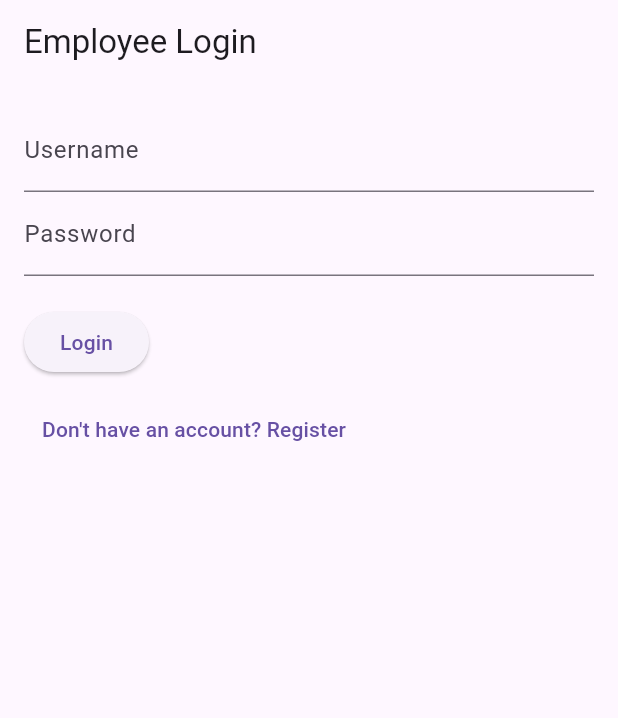
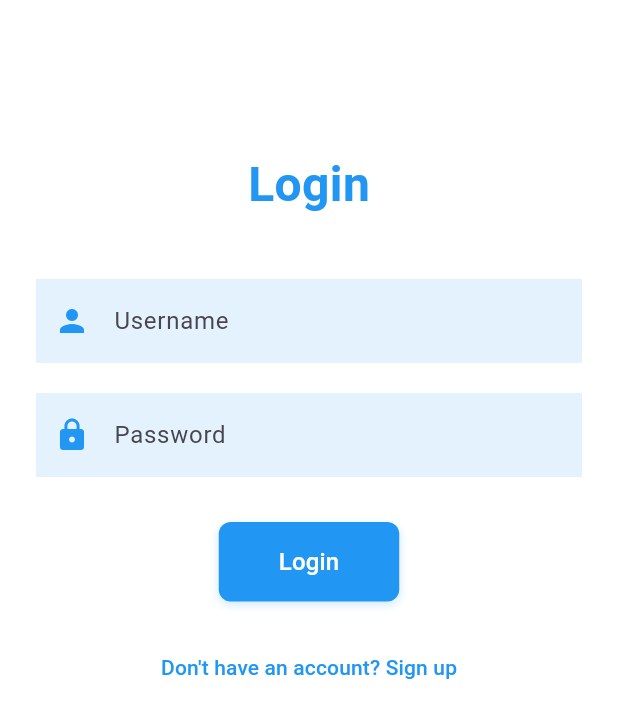
Before and after one commit to AlwaysMori/shop_, a Flutter app: the screen it shows after launch, on a phone screen of 412 x 824 dp. Shown: the top 718 px of the screen. Run offline on Flutter 3.47's test engine with Material 3 defaults, Android fonts, the phone set to English and light mode, and no system bars; our stand-ins replace flutter_secure_storage, shared_preferences; missing offline and left inert: encrypt.

Commit message:
Refactor login page UI with custom components, enhance layout and styling for better user experience

```diff
--- a/lib/auth/login_page.dart
+++ b/lib/auth/login_page.dart
@@ -1,8 +1,10 @@
-import 'package:bank_lampung/auth/register_page.dart';
 import 'package:flutter/material.dart';
 import '../services/employee_service.dart';
-import '../home/home_page.dart'; // Import HomePage
-import '../home/cashier_page.dart'; // Import CashierPage
+import '../home/home_page.dart';
+import '../home/cashier_page.dart';
+import 'register_page.dart';
+import '../components/custom_text_field.dart';
+import '../components/custom_button.dart';
 
 class LoginPage extends StatefulWidget {
   @override
@@ -66,19 +68,29 @@ class _LoginPageState extends State<LoginPage> {
   @override
   Widget build(BuildContext context) {
     return Scaffold(
-      appBar: AppBar(
-        title: Text('Employee Login'),
-      ),
-      body: Padding(
-        padding: const EdgeInsets.all(16.0),
+      backgroundColor: Colors.white,
+      body: SingleChildScrollView(
+        child: Padding(
+          padding: const EdgeInsets.symmetric(horizontal: 24.0),
           child: Form(
             key: _formKey,
             child: Column(
-            crossAxisAlignment: CrossAxisAlignment.start,
+              crossAxisAlignment: CrossAxisAlignment.center,
               children: [
-              TextFormField(
+                SizedBox(height: 100),
+                Text(
+                  'Login',
+                  style: TextStyle(
+                    fontSize: 32,
+                    fontWeight: FontWeight.bold,
+                    color: Colors.blue,
+                  ),
+                ),
+                SizedBox(height: 40),
+                CustomTextField(
                   controller: _usernameController,
-                decoration: InputDecoration(labelText: 'Username'),
+                  hintText: 'Username',
+                  icon: Icons.person,
                   validator: (value) {
                     if (value == null || value.isEmpty) {
                       return 'Please enter your username';
@@ -86,9 +98,11 @@ class _LoginPageState extends State<LoginPage> {
                     return null;
                   },
                 ),
-              TextFormField(
+                SizedBox(height: 20),
+                CustomTextField(
                   controller: _passwordController,
-                decoration: InputDecoration(labelText: 'Password'),
+                  hintText: 'Password',
+                  icon: Icons.lock,
                   obscureText: true,
                   validator: (value) {
                     if (value == null || value.isEmpty) {
@@ -97,12 +111,12 @@ class _LoginPageState extends State<LoginPage> {
                     return null;
                   },
                 ),
+                SizedBox(height: 30),
+                CustomButton(
+                  text: 'Login',
+                  onPressed: _login,
+                ),
                 SizedBox(height: 20),
-              ElevatedButton(
-                onPressed: _login,
-                child: Text('Login'),
-              ),
-              SizedBox(height: 10),
                 TextButton(
                   onPressed: () {
                     Navigator.push(
@@ -110,18 +124,16 @@ class _LoginPageState extends State<LoginPage> {
                       MaterialPageRoute(builder: (context) => RegisterPage()),
                     );
                   },
-                child: Text("Don't have an account? Register"),
+                  child: Text(
+                    "Don't have an account? Sign up",
+                    style: TextStyle(color: Colors.blue),
+                  ),
                 ),
               ],
+            ),
           ),
         ),
       ),
     );
   }
 }
-
-void main() {
-  runApp(MaterialApp(
-    home: LoginPage(),
-  ));
-}
--- /dev/null
+++ b/lib/components/custom_button.dart
@@ -0,0 +1,64 @@
+import 'package:flutter/material.dart';
+
+class CustomButton extends StatefulWidget {
+  final String text;
+  final VoidCallback onPressed;
+
+  const CustomButton({
+    required this.text,
+    required this.onPressed,
+  });
+
+  @override
+  _CustomButtonState createState() => _CustomButtonState();
+}
+
+class _CustomButtonState extends State<CustomButton> {
+  bool _isHovered = false;
+
+  @override
+  Widget build(BuildContext context) {
+    return MouseRegion(
+      onEnter: (_) => setState(() => _isHovered = true),
+      onExit: (_) => setState(() => _isHovered = false),
+      child: AnimatedContainer(
+        duration: Duration(milliseconds: 200),
+        curve: Curves.easeInOut,
+        decoration: BoxDecoration(
+          color: Colors.blue,
+          borderRadius: BorderRadius.circular(8),
+          boxShadow: _isHovered
+              ? [
+                  BoxShadow(
+                    color: Colors.blue.withOpacity(0.5),
+                    blurRadius: 10,
+                    offset: Offset(0, 4),
+                  ),
+                ]
+              : [
+                  BoxShadow(
+                    color: Colors.blue.withOpacity(0.2),
+                    blurRadius: 4,
+                    offset: Offset(0, 2),
+                  ),
+                ],
+        ),
+        child: ElevatedButton(
+          onPressed: widget.onPressed,
+          style: ElevatedButton.styleFrom(
+            backgroundColor: Colors.transparent,
+            shadowColor: Colors.transparent,
+            shape: RoundedRectangleBorder(
+              borderRadius: BorderRadius.circular(8),
+            ),
+            padding: EdgeInsets.symmetric(vertical: 15, horizontal: 40),
+          ),
+          child: Text(
+            widget.text,
+            style: TextStyle(fontSize: 16, color: Colors.white),
+          ),
+        ),
+      ),
+    );
+  }
+}
--- /dev/null
+++ b/lib/components/custom_text_field.dart
@@ -0,0 +1,36 @@
+import 'package:flutter/material.dart';
+
+class CustomTextField extends StatelessWidget {
+  final TextEditingController controller;
+  final String hintText;
+  final IconData icon;
+  final bool obscureText;
+  final String? Function(String?)? validator;
+
+  const CustomTextField({
+    required this.controller,
+    required this.hintText,
+    required this.icon,
+    this.obscureText = false,
+    this.validator,
+  });
+
+  @override
+  Widget build(BuildContext context) {
+    return TextFormField(
+      controller: controller,
+      obscureText: obscureText,
+      validator: validator,
+      decoration: InputDecoration(
+        hintText: hintText,
+        prefixIcon: Icon(icon, color: Colors.blue),
+        filled: true,
+        fillColor: Colors.blue[50],
+        border: OutlineInputBorder(
+          borderRadius: BorderRadius.circular(0),
+          borderSide: BorderSide.none,
+        ),
+      ),
+    );
+  }
+}
```
Lines whose indentation alone changed are shown as unchanged.
